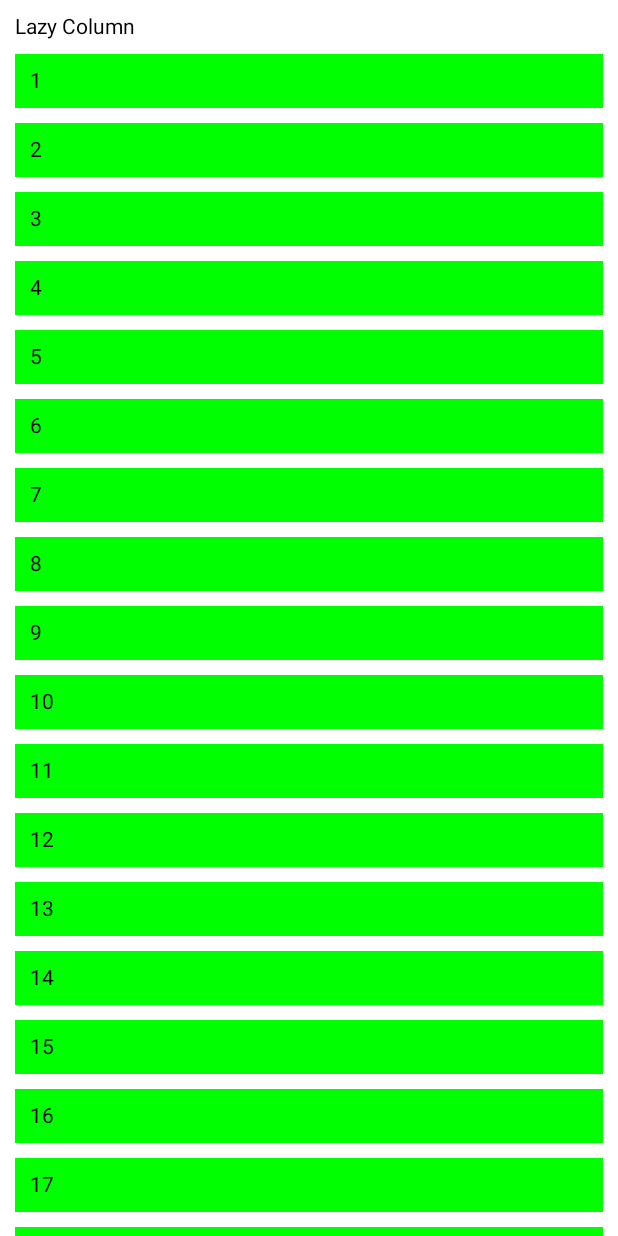
After one commit to saimadhav1825/compose_learn, an Android app built with Jetpack Compose: the @Preview function SampleLazyColumn, on a phone screen of 412 x 824 dp. The commit adds this screen. Run offline under Robolectric (Android 15) with nearby library versions, the phone set to English and light mode, and no system bars.

Commit message:
Lazy Column,Lazy Row,and Lazy grid

```diff
--- a/app/build.gradle.kts
+++ b/app/build.gradle.kts
@@ -82,4 +82,7 @@ dependencies {
     implementation("androidx.hilt:hilt-navigation-compose:1.0.0")
     implementation("com.google.dagger:hilt-android:2.48.1")
     annotationProcessor("com.google.dagger:hilt-compiler:2.48.1")
+
+    //Exoplayer
+    implementation("com.google.android.exoplayer:exoplayer:2.19.1")
 }
--- a/app/src/main/java/com/example/composelearn/navigation/AuthGraph.kt
+++ b/app/src/main/java/com/example/composelearn/navigation/AuthGraph.kt
@@ -6,7 +6,7 @@ import androidx.navigation.compose.composable
 import androidx.navigation.navigation
 import com.example.composelearn.navigation.NavigationRouteConstant.LOGIN_SCREEN
 import com.example.composelearn.navigation.NavigationRouteConstant.SPLASH_SCREEN
-import com.example.composelearn.ui.SplashScreen
+import com.example.composelearn.ui.splash.SplashScreen
 import com.example.composelearn.ui.auth.LoginScreen
 
 fun NavGraphBuilder.authNavGraph(
--- a/app/src/main/java/com/example/composelearn/navigation/NavigationRouteConstant.kt
+++ b/app/src/main/java/com/example/composelearn/navigation/NavigationRouteConstant.kt
@@ -2,7 +2,6 @@ package com.example.composelearn.navigation
 
 object NavigationRouteConstant {
     const val SPLASH_SCREEN="splashScreen"
-
     //Auth Constants
     const val LOGIN_SCREEN="loginScreen"
 }
--- /dev/null
+++ b/app/src/main/java/com/example/composelearn/ui/lazycomposables/SampleLazyColumn.kt
@@ -0,0 +1,95 @@
+package com.example.composelearn.ui.lazycomposables
+
+import androidx.compose.animation.core.tween
+import androidx.compose.foundation.ExperimentalFoundationApi
+import androidx.compose.foundation.background
+import androidx.compose.foundation.layout.Arrangement
+import androidx.compose.foundation.layout.Box
+import androidx.compose.foundation.layout.PaddingValues
+import androidx.compose.foundation.layout.fillMaxSize
+import androidx.compose.foundation.layout.fillMaxWidth
+import androidx.compose.foundation.layout.padding
+import androidx.compose.foundation.lazy.LazyColumn
+import androidx.compose.foundation.lazy.itemsIndexed
+import androidx.compose.foundation.lazy.rememberLazyListState
+import androidx.compose.material3.OutlinedButton
+import androidx.compose.material3.Text
+import androidx.compose.runtime.Composable
+import androidx.compose.runtime.derivedStateOf
+import androidx.compose.runtime.getValue
+import androidx.compose.runtime.remember
+import androidx.compose.runtime.rememberCoroutineScope
+import androidx.compose.ui.Alignment
+import androidx.compose.ui.Modifier
+import androidx.compose.ui.graphics.Color
+import androidx.compose.ui.tooling.preview.Preview
+import androidx.compose.ui.unit.Density
+import androidx.compose.ui.unit.dp
+import kotlinx.coroutines.launch
+
+
+@OptIn(ExperimentalFoundationApi::class)
+@Preview(showBackground = true)
+@Composable
+fun SampleLazyColumn() {
+    val list = (1..100).toList()
+    val state = rememberLazyListState()
+    val scope = rememberCoroutineScope()
+    val scrollToTop by remember {
+        derivedStateOf {
+            state.firstVisibleItemIndex > 0
+        }
+    }
+    Box(modifier = Modifier.fillMaxSize()) {
+        LazyColumn(
+            state = state,
+            contentPadding = PaddingValues(10.dp),
+            verticalArrangement = Arrangement.spacedBy(10.dp)
+        ) {
+            item {
+                Text(text = "Lazy Column")
+            }
+            itemsIndexed(list) { _, item ->
+                Text(
+                    text = item.toString(),
+                    modifier = Modifier
+                        .background(color = Color.Green)
+                        .padding(10.dp)
+                        .fillMaxWidth()
+                        .animateItemPlacement(tween(300))
+                )
+            }
+            item {
+                Text(text = "Last Position")
+            }
+        }
+        if (scrollToTop) {
+            Box(contentAlignment = Alignment.BottomEnd, modifier = Modifier.fillMaxSize()) {
+                OutlinedButton(onClick = {
+                    scope.launch {
+                        state.animateScrollToItem(0)
+                    }
+                }) {
+                    Text(text = "Scroll to Top")
+                }
+            }
+        }
+    }
+}
+
+object TopWithFooter : Arrangement.Vertical {
+    override fun Density.arrange(totalSize: Int, sizes: IntArray, outPositions: IntArray) {
+
+        var y = 0
+
+        sizes.forEachIndexed { index, size ->
+            outPositions[index] = y
+            y += size
+        }
+        if (y < totalSize) {
+            val lastIndex =
+                outPositions.lastIndex
+            outPositions[lastIndex] = totalSize - sizes.last()
+        }
+    }
+}
--- a/app/src/main/java/com/example/composelearn/ui/SplashScreen.kt
+++ b/app/src/main/java/com/example/composelearn/ui/splash/SplashScreen.kt
@@ -1,4 +1,4 @@
-package com.example.composelearn.ui
+package com.example.composelearn.ui.splash
 
 import androidx.compose.foundation.Image
 import androidx.compose.foundation.layout.Box
```
Also changed, not shown: app/src/main/java/com/example/composelearn/LazyColumnExample.kt (deleted, +0 -30 lines), app/src/main/java/com/example/composelearn/composesample/TextviewExample.kt (deleted, +0 -63 lines), app/src/main/java/com/example/composelearn/ui/auth/LoginScreen.kt (+11 -1 lines), app/src/main/java/com/example/composelearn/ui/lazycomposables/SampleLazyRow.kt (added, +48 -0 lines), app/src/main/java/com/example/composelearn/ui/lazycomposables/SampleLazyVerticalGrid.kt (added, +117 -0 lines).
